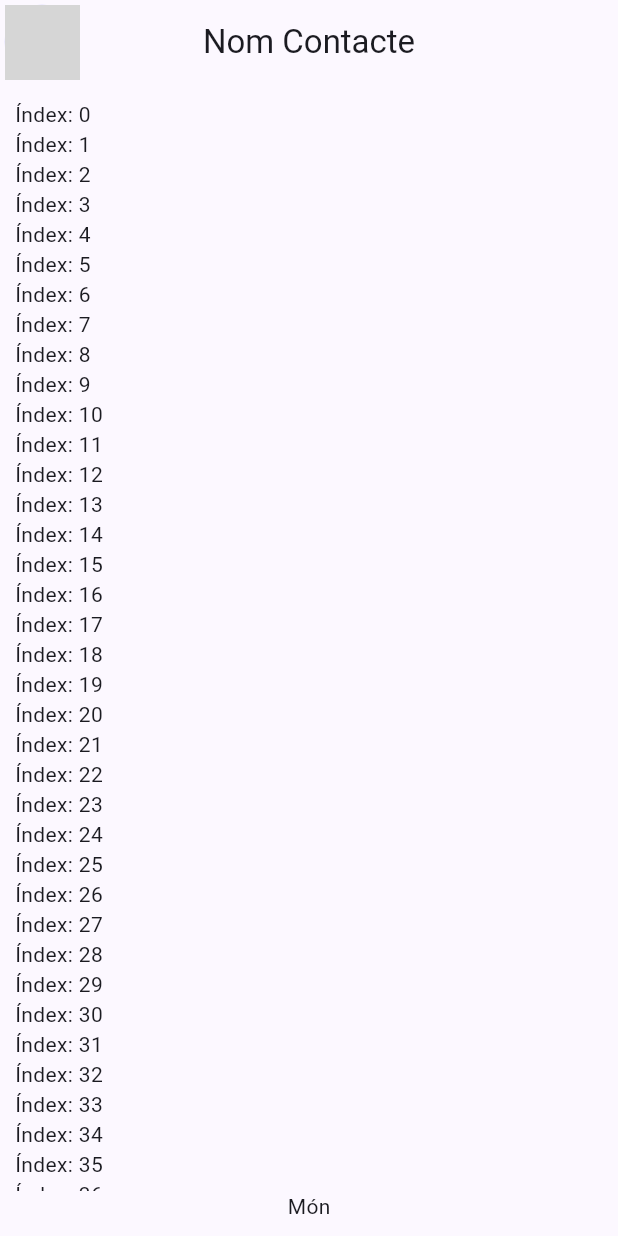
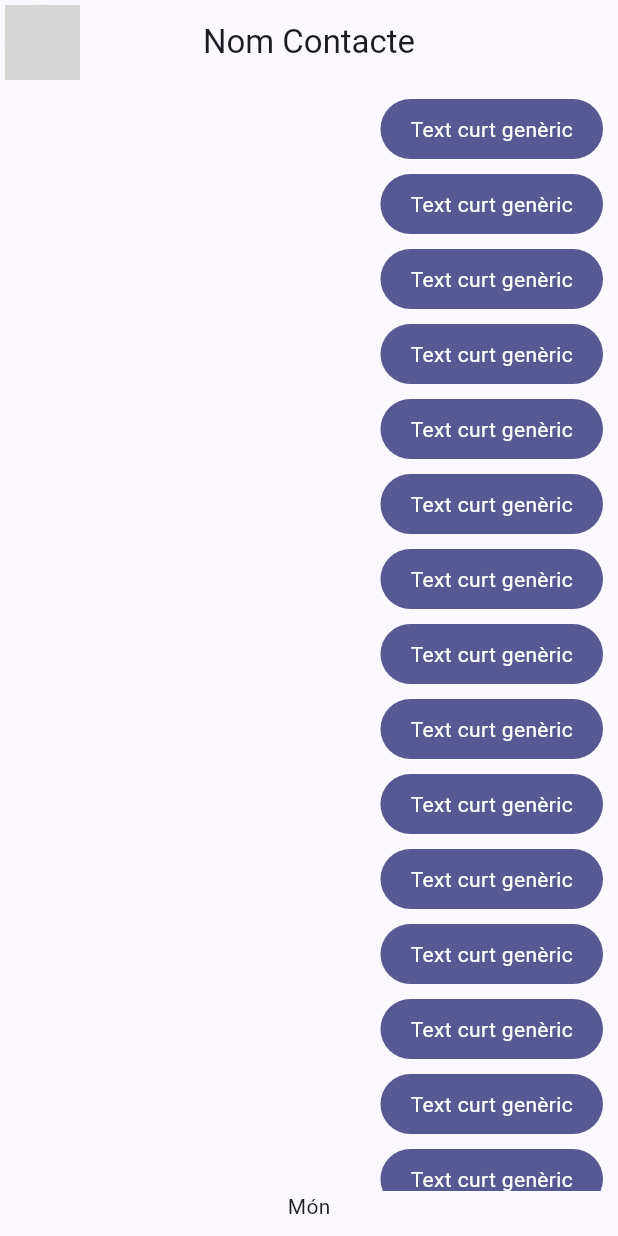
Before and after one commit to yagoyasser/flutter_xat, a Flutter app: the screen it shows after launch, on a phone screen of 412 x 824 dp. Run offline on Flutter 3.47's test engine with Material 3 defaults, Android fonts, the light colour scheme and no system bars; network calls fail; grey boxes are pictures that could not be loaded.

Commit message:
Implementació pantalla xat; desenvolupament missatges propis

```diff
--- a/xat/lib/main.dart
+++ b/xat/lib/main.dart
@@ -12,7 +12,7 @@ class MyApp extends StatelessWidget {
     return MaterialApp(
       title: 'Xat',
       debugShowCheckedModeBanner: false,
-      theme: TemaApp().tema(),
+      theme: TemaApp(colorSeleccionat: 0).tema(),
       home: PantallaXat()
     );
   }
--- a/xat/lib/pantalles/pantalla_xat.dart
+++ b/xat/lib/pantalles/pantalla_xat.dart
@@ -1,4 +1,5 @@
 import 'package:flutter/material.dart';
+import 'package:xat/widgets/bambolla_missatge_propi.dart';
 
 class PantallaXat extends StatelessWidget {
   const PantallaXat({super.key});
@@ -26,14 +27,14 @@ class _CosPantallaXat extends StatelessWidget {
   Widget build(BuildContext context) {
     return SafeArea(
       child: Padding(
-        padding: const EdgeInsets.symmetric(horizontal: 10, vertical: 10),
+        padding: const EdgeInsets.all(10),
         child: Column(
           children: [
             Expanded(
               child: ListView.builder(
                 itemCount: 100,
                 itemBuilder: (context, index) {
-                  return Text('Índex: $index');
+                  return BambollaMissatgePropi();
                 },
               ),
             ),
--- /dev/null
+++ b/xat/lib/widgets/bambolla_missatge_propi.dart
@@ -0,0 +1,32 @@
+import 'package:flutter/material.dart';
+
+class BambollaMissatgePropi extends StatelessWidget {
+  const BambollaMissatgePropi({super.key});
+
+  @override
+  Widget build(BuildContext context) {
+    final colors = Theme.of(context).colorScheme;
+
+    return Column(
+      crossAxisAlignment: CrossAxisAlignment.end,
+      children: [
+        Container(
+          decoration: BoxDecoration(
+            color: colors.primary,
+            borderRadius: BorderRadius.circular(20)
+          ),
+          child: Padding(
+            padding: const EdgeInsets.symmetric(horizontal: 20, vertical: 10),
+            child: Text(
+              'Text curt genèric',
+              style: TextStyle(
+                color: Colors.white,
+              ),
+            ),
+          ),
+        ),
+        const SizedBox(height: 10)
+      ],
+    );
+  }
+}
```
